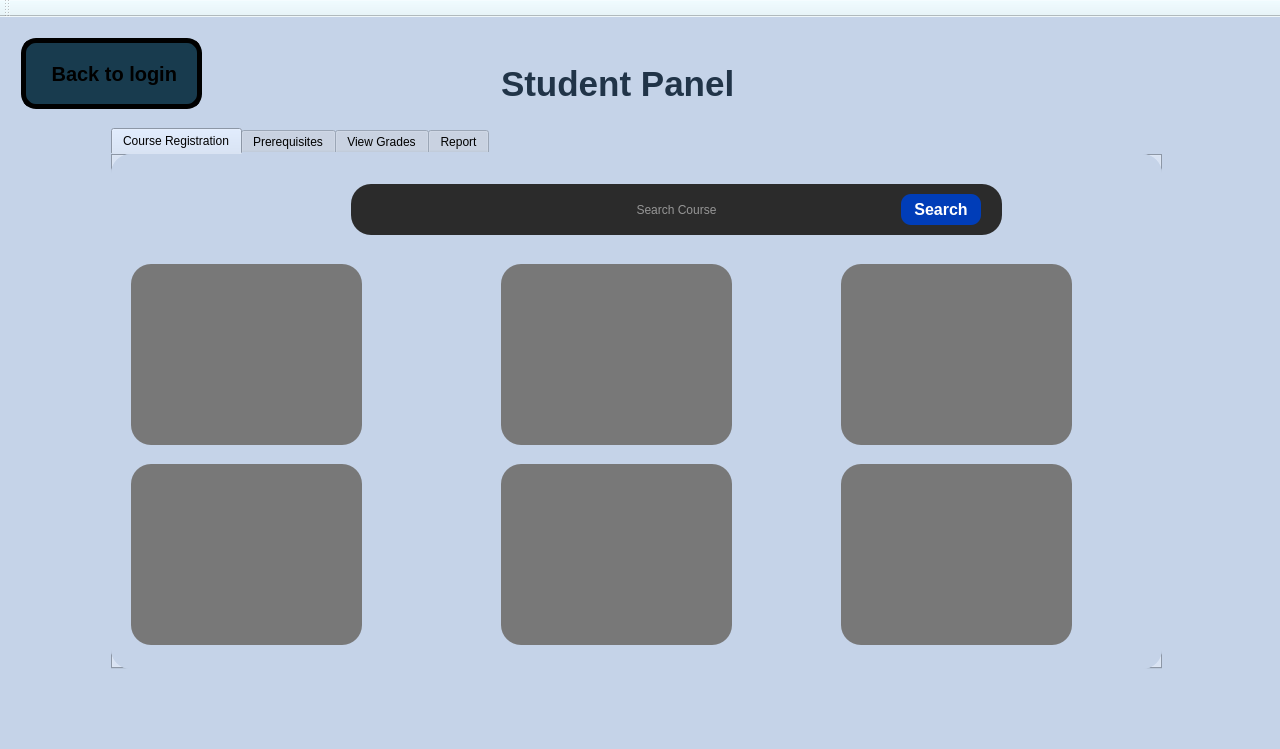
Old version of the form Coursify.ui in the repository Ahmed-ElGoharyy/Coursifyy.
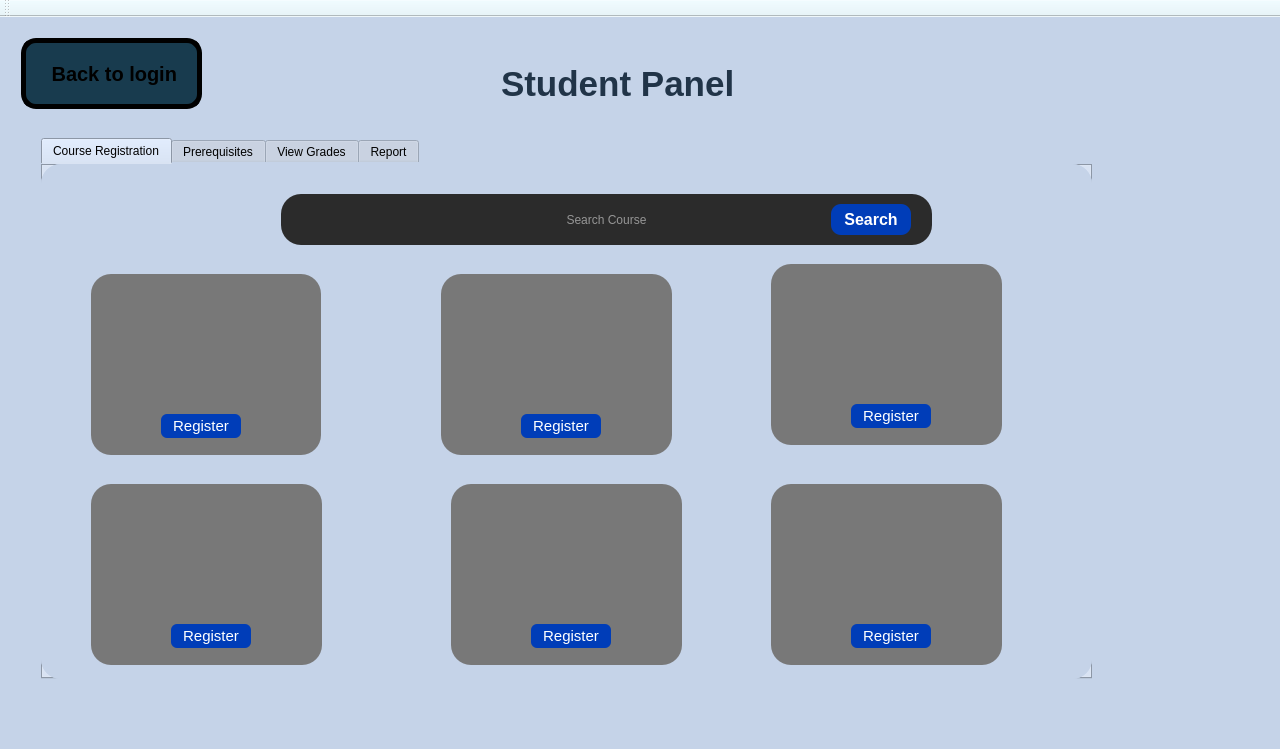
New version of the form. The open tabs and pages were chosen to show the change. Icons and pictures are not drawn.

Patch:
```diff
--- a/Coursify.ui
+++ b/Coursify.ui
@@ -493,7 +493,7 @@
     <string notr="true">background-color: rgb(197, 211, 232);</string>
    </property>
    <layout class="QGridLayout" name="gridLayout">
-    <item row="1" column="0">
+    <item row="0" column="0">
      <widget class="QStackedWidget" name="stackedWidget">
       <property name="enabled">
        <bool>true</bool>
@@ -3948,8 +3948,8 @@
        <widget class="QTabWidget" name="tabWidget_2">
         <property name="geometry">
          <rect>
-          <x>100</x>
-          <y>100</y>
+          <x>30</x>
+          <y>110</y>
           <width>1051</width>
           <height>541</height>
          </rect>
@@ -4250,20 +4250,28 @@
          <widget class="QPlainTextEdit" name="plainTextEdit">
           <property name="geometry">
            <rect>
-            <x>20</x>
+            <x>50</x>
             <y>110</y>
-            <width>231</width>
+            <width>230</width>
             <height>181</height>
            </rect>
           </property>
           <property name="styleSheet">
-           <string notr="true">background-color: rgb(120, 120, 120);</string>
+           <string notr="true">background-color: rgb(120, 120, 120);
+font: 700 12pt &quot;Segoe UI&quot;;
+</string>
+          </property>
+          <property name="readOnly">
+           <bool>false</bool>
+          </property>
+          <property name="plainText">
+           <string/>
           </property>
          </widget>
          <widget class="QPlainTextEdit" name="plainTextEdit_2">
           <property name="geometry">
            <rect>
-            <x>390</x>
+            <x>400</x>
             <y>110</y>
             <width>231</width>
             <height>181</height>
@@ -4277,7 +4285,7 @@
           <property name="geometry">
            <rect>
             <x>730</x>
-            <y>110</y>
+            <y>100</y>
             <width>231</width>
             <height>181</height>
            </rect>
@@ -4289,8 +4297,8 @@
          <widget class="QPlainTextEdit" name="plainTextEdit_4">
           <property name="geometry">
            <rect>
-            <x>20</x>
-            <y>310</y>
+            <x>50</x>
+            <y>320</y>
             <width>231</width>
             <height>181</height>
            </rect>
@@ -4302,8 +4310,8 @@
          <widget class="QPlainTextEdit" name="plainTextEdit_5">
           <property name="geometry">
            <rect>
-            <x>390</x>
-            <y>310</y>
+            <x>410</x>
+            <y>320</y>
             <width>231</width>
             <height>181</height>
            </rect>
@@ -4316,7 +4324,7 @@
           <property name="geometry">
            <rect>
             <x>730</x>
-            <y>310</y>
+            <y>320</y>
             <width>231</width>
             <height>181</height>
            </rect>
@@ -4325,6 +4333,144 @@
            <string notr="true">background-color: rgb(120, 120, 120);</string>
           </property>
          </widget>
+         <widget class="QPushButton" name="pushButton_4">
+          <property name="geometry">
+           <rect>
+            <x>120</x>
+            <y>250</y>
+            <width>80</width>
+            <height>24</height>
+           </rect>
+          </property>
+          <property name="font">
+           <font>
+            <pointsize>11</pointsize>
+           </font>
+          </property>
+          <property name="styleSheet">
+           <string notr="true">background-color: rgb(0, 61, 184);
+color: rgb(255, 255, 255);
+border-radius:6px;</string>
+          </property>
+          <property name="text">
+           <string>Register</string>
+          </property>
+         </widget>
+         <widget class="QPushButton" name="pushButton_5">
+          <property name="geometry">
+           <rect>
+            <x>480</x>
+            <y>250</y>
+            <width>80</width>
+            <height>24</height>
+           </rect>
+          </property>
+          <property name="font">
+           <font>
+            <pointsize>11</pointsize>
+           </font>
+          </property>
+          <property name="styleSheet">
+           <string notr="true">background-color: rgb(0, 61, 184);
+color: rgb(255, 255, 255);
+border-radius:6px;</string>
+          </property>
+          <property name="text">
+           <string>Register</string>
+          </property>
+         </widget>
+         <widget class="QPushButton" name="pushButton_6">
+          <property name="geometry">
+           <rect>
+            <x>810</x>
+            <y>240</y>
+            <width>80</width>
+            <height>24</height>
+           </rect>
+          </property>
+          <property name="font">
+           <font>
+            <pointsize>11</pointsize>
+           </font>
+          </property>
+          <property name="styleSheet">
+           <string notr="true">background-color: rgb(0, 61, 184);
+color: rgb(255, 255, 255);
+border-radius:6px;</string>
+          </property>
+          <property name="text">
+           <string>Register</string>
+          </property>
+         </widget>
+         <widget class="QPushButton" name="pushButton_7">
+          <property name="geometry">
+           <rect>
+            <x>130</x>
+            <y>460</y>
+            <width>80</width>
+            <height>24</height>
+           </rect>
+          </property>
+          <property name="font">
+           <font>
+            <pointsize>11</pointsize>
+           </font>
+          </property>
+          <property name="styleSheet">
+           <string notr="true">background-color: rgb(0, 61, 184);
+color: rgb(255, 255, 255);
+border-radius:6px;</string>
+          </property>
+          <property name="text">
+           <string>Register</string>
+          </property>
+         </widget>
+         <widget class="QPushButton" name="pushButton_8">
+          <property name="geometry">
+           <rect>
+            <x>490</x>
+            <y>460</y>
+            <width>80</width>
+            <height>24</height>
+           </rect>
+          </property>
+          <property name="font">
+           <font>
+            <pointsize>11</pointsize>
+           </font>
+          </property>
+          <property name="styleSheet">
+           <string notr="true">background-color: rgb(0, 61, 184);
+color: rgb(255, 255, 255);
+border-radius:6px;</string>
+          </property>
+          <property name="text">
+           <string>Register</string>
+          </property>
+         </widget>
+         <widget class="QPushButton" name="pushButton_9">
+          <property name="geometry">
+           <rect>
+            <x>810</x>
+            <y>460</y>
+            <width>80</width>
+            <height>24</height>
+           </rect>
+          </property>
+          <property name="font">
+           <font>
+            <pointsize>11</pointsize>
+           </font>
+          </property>
+          <property name="styleSheet">
+           <string notr="true">background-color: rgb(0, 61, 184);
+color: rgb(255, 255, 255);
+border-radius:6px;</string>
+          </property>
+          <property name="text">
+           <string>Register</string>
+          </property>
+         </widget>
         </widget>
         <widget class="QWidget" name="tab_6">
          <attribute name="title">
```
Left out of the diff: 255 changed lines with no effect on the pictures.
